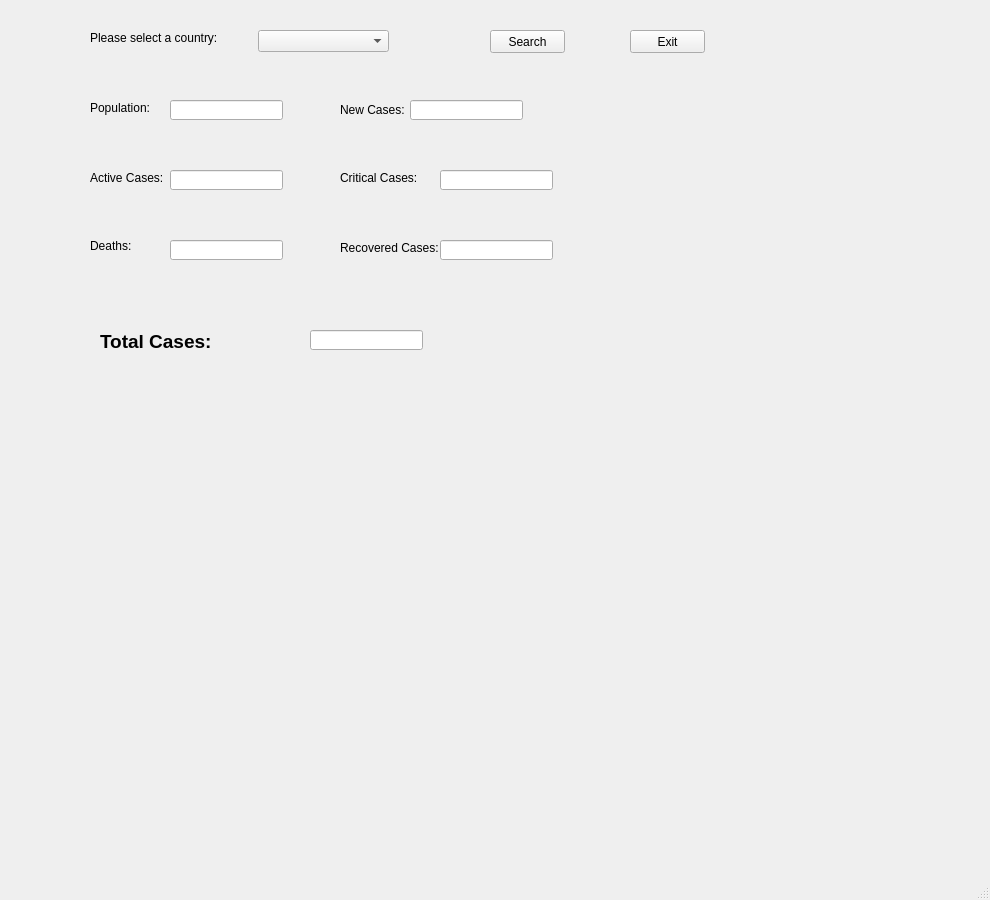
Qt form mainwindow.ui (dmqnr/2020-Hackathon---COVID-19-Desktop-Application) before a commit.
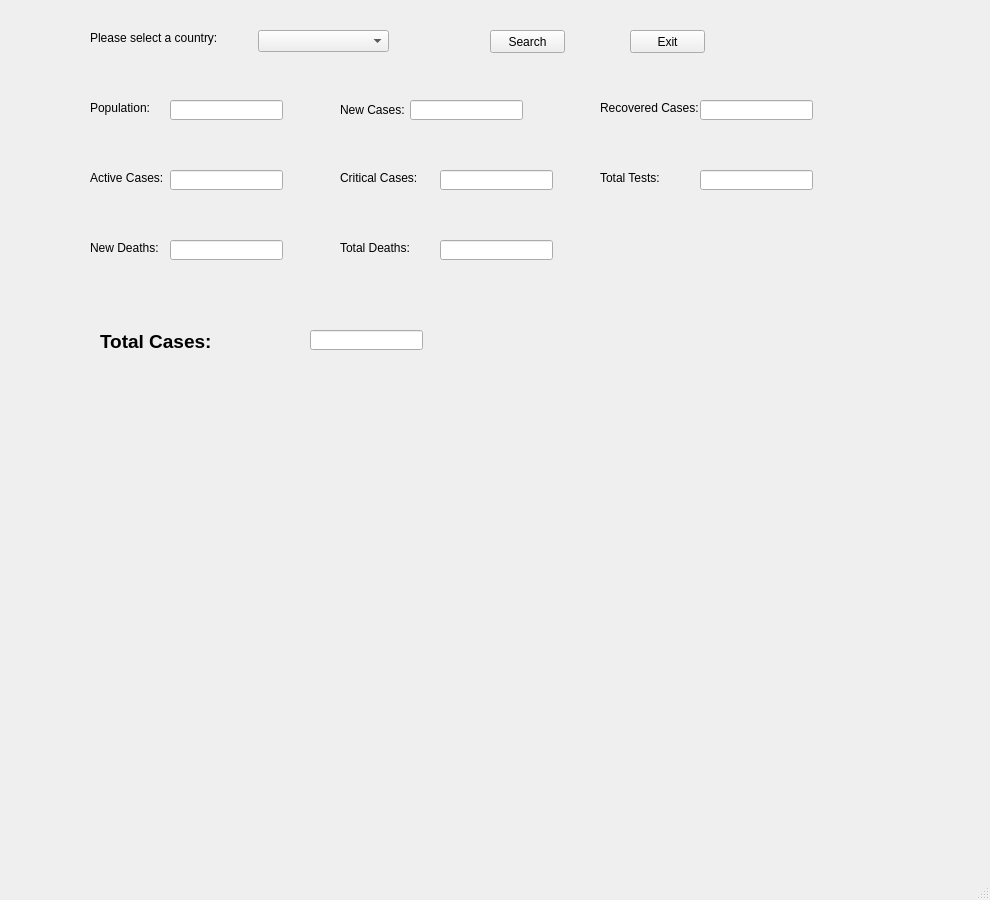
The same form after that commit.

```diff
--- a/mainwindow.ui
+++ b/mainwindow.ui
@@ -147,12 +147,12 @@
      <rect>
       <x>90</x>
       <y>240</y>
-      <width>54</width>
-      <height>12</height>
+      <width>71</width>
+      <height>16</height>
      </rect>
     </property>
     <property name="text">
-     <string>Deaths:</string>
+     <string>New Deaths:</string>
     </property>
    </widget>
    <widget class="QLabel" name="label_7">
@@ -191,8 +191,8 @@
    <widget class="QLabel" name="label_8">
     <property name="geometry">
      <rect>
-      <x>340</x>
-      <y>240</y>
+      <x>600</x>
+      <y>100</y>
       <width>111</width>
       <height>16</height>
      </rect>
@@ -204,8 +204,8 @@
    <widget class="QLineEdit" name="recovered">
     <property name="geometry">
      <rect>
-      <x>440</x>
-      <y>240</y>
+      <x>700</x>
+      <y>100</y>
       <width>113</width>
       <height>20</height>
      </rect>
@@ -248,7 +248,7 @@
    <widget class="QLabel" name="label_9">
     <property name="geometry">
      <rect>
-      <x>240</x>
+      <x>420</x>
       <y>400</y>
       <width>400</width>
       <height>400</height>
@@ -258,6 +258,52 @@
      <string/>
     </property>
    </widget>
+   <widget class="QLabel" name="label_10">
+    <property name="geometry">
+     <rect>
+      <x>340</x>
+      <y>240</y>
+      <width>91</width>
+      <height>16</height>
+     </rect>
+    </property>
+    <property name="text">
+     <string>Total Deaths:</string>
+    </property>
+   </widget>
+   <widget class="QLineEdit" name="totalDeaths">
+    <property name="geometry">
+     <rect>
+      <x>440</x>
+      <y>240</y>
+      <width>113</width>
+      <height>20</height>
+     </rect>
+    </property>
+   </widget>
+   <widget class="QLabel" name="label_9">
+    <property name="geometry">
+     <rect>
+      <x>600</x>
+      <y>170</y>
+      <width>91</width>
+      <height>16</height>
+     </rect>
+    </property>
+    <property name="text">
+     <string>Total Tests:</string>
+    </property>
+   </widget>
+   <widget class="QLineEdit" name="totalTests">
+    <property name="geometry">
+     <rect>
+      <x>700</x>
+      <y>170</y>
+      <width>113</width>
+      <height>20</height>
+     </rect>
+    </property>
+   </widget>
   </widget>
   <widget class="QMenuBar" name="menubar">
    <property name="geometry">
```
Left out of the diff: 4 changed lines with no effect on the pictures.
